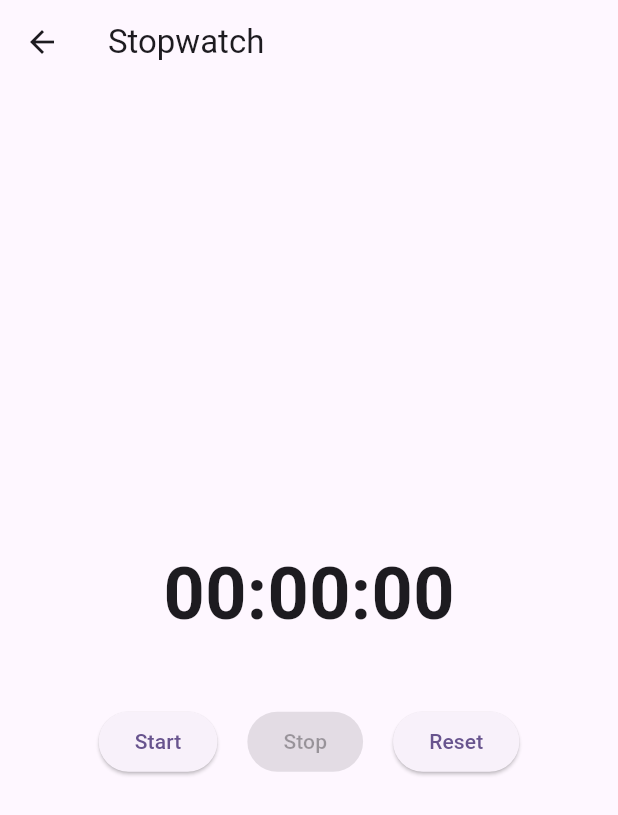
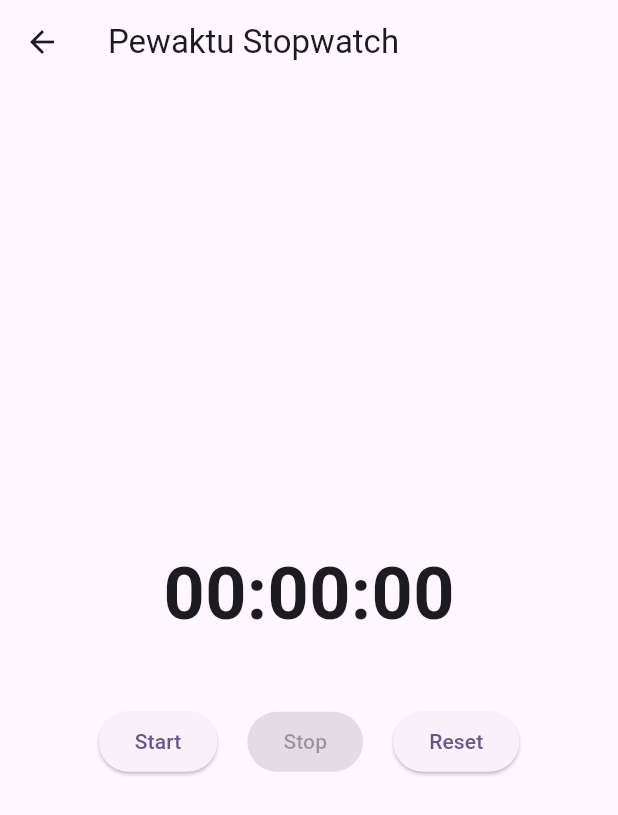
Before and after one commit to Indramalang/flutter_android_2, a Flutter app: the StopwatchPage screen opened directly, on a phone screen of 412 x 824 dp. Shown: the top 815 px of the screen. Run offline on Flutter 3.47's test engine with Material 3 defaults, Android fonts, the phone set to English and light mode, and no system bars; our stand-ins replace hive_flutter, youtube_player_flutter; accounts and stored records are empty.

Commit message:
edit title "Pewaktu Stopwatch"

```diff
--- a/lib/stopwatch_page.dart
+++ b/lib/stopwatch_page.dart
@@ -64,7 +64,7 @@ class _StopwatchPageState extends State<StopwatchPage> {
   Widget build(BuildContext context) {
     return Scaffold(
       appBar: AppBar(
-        title: Text('Stopwatch'),
+        title: Text('Pewaktu Stopwatch'),
       ),
       body: Center(
         child: Column(
```
